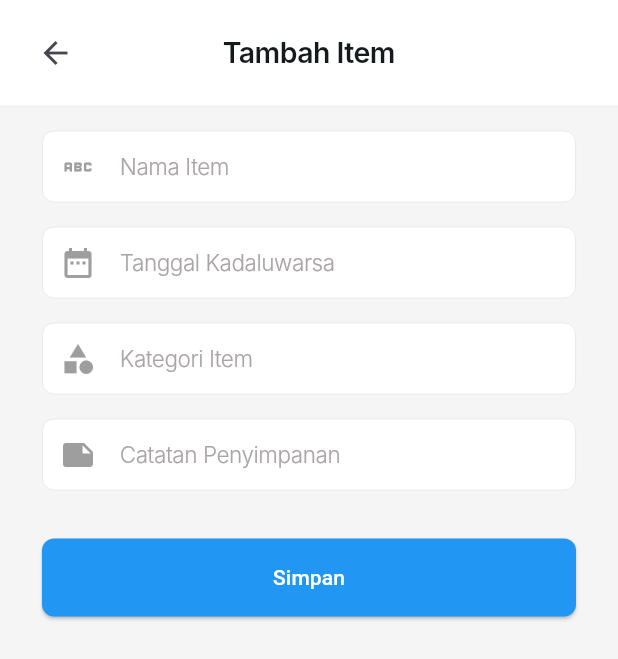
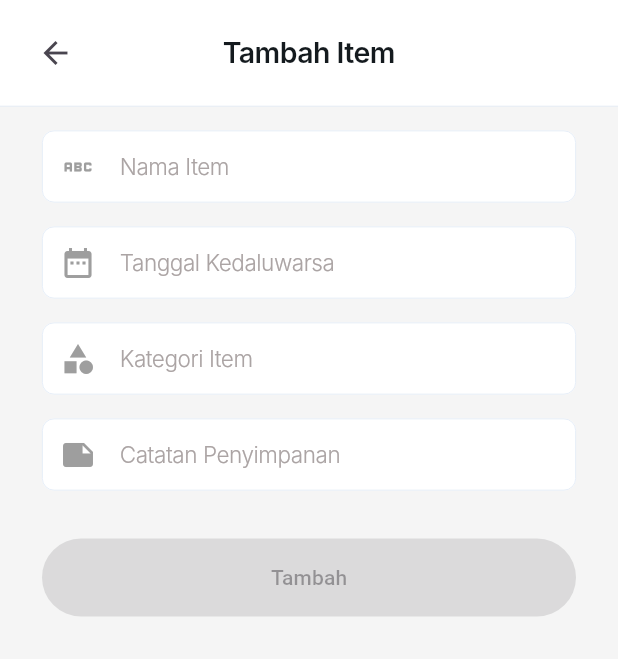
Before and after one commit to fres12/ExpTracker, a Flutter app: the TambahScreen screen opened by its route, on a phone screen of 412 x 824 dp. Shown: the top 659 px of the screen. Run offline on Flutter 3.47's test engine with Material 3 defaults, Android fonts, the phone set to English and light mode, and no system bars; our stand-ins replace get, iconsax_flutter; Roboto replaces fonts that are missing (Inter).

Commit message:
tambah+edit disable tombol (if empty) + Toast

```diff
--- a/lib/screen/tambah.dart
+++ b/lib/screen/tambah.dart
@@ -1,11 +1,42 @@
 import '../style/settings.dart';
 import 'package:flutter/material.dart';
 import '../style/app_style.dart';
+import 'list.dart';
 
-class TambahScreen extends StatelessWidget {
-  TambahScreen({super.key});
+class TambahScreen extends StatefulWidget {
+  @override
+  _TambahScreenState createState() => _TambahScreenState();
+}
 
+class _TambahScreenState extends State<TambahScreen> {
+  final TextEditingController _namaItemController = TextEditingController();
   final TextEditingController _dateController = TextEditingController();
+  final TextEditingController _kategoriItemController = TextEditingController();
+  bool _isButtonEnabled = false;
+
+  @override
+  void initState() {
+    super.initState();
+    _namaItemController.addListener(_validateFields);
+    _dateController.addListener(_validateFields);
+    _kategoriItemController.addListener(_validateFields);
+  }
+
+  void _validateFields() {
+    setState(() {
+      _isButtonEnabled = _namaItemController.text.isNotEmpty &&
+          _dateController.text.isNotEmpty &&
+          _kategoriItemController.text.isNotEmpty;
+    });
+  }
+
+  @override
+  void dispose() {
+    _namaItemController.dispose();
+    _dateController.dispose();
+    _kategoriItemController.dispose();
+    super.dispose();
+  }
 
   @override
   Widget build(BuildContext context) {
@@ -57,25 +88,27 @@ class TambahScreen extends StatelessWidget {
             children: [
               // Input Nama Item
               TextField(
+                controller: _namaItemController,
                 style: AppStyle.biasa,
                 decoration: InputDecoration(
                   labelStyle: AppStyle.subtitle,
                   filled: true,
                   fillColor: Colors.white,
                   labelText: 'Nama Item',
-                  border: OutlineInputBorder(
-                    borderSide: BorderSide(color: Colors.grey.shade300, width: 0.5),
-                    borderRadius: const BorderRadius.all(Radius.circular(8)),
+                  border: const OutlineInputBorder(
+                    borderSide: BorderSide(color: TColors.outline, width: 0.5),
+                    borderRadius: BorderRadius.all(Radius.circular(8)),
                   ),
                   focusedBorder: const OutlineInputBorder(
                     borderSide: BorderSide(color: Colors.blue, width: 1.5),
                     borderRadius: BorderRadius.all(Radius.circular(8)),
                   ),
-                  enabledBorder: OutlineInputBorder(
-                    borderSide: BorderSide(color: Colors.grey.shade300, width: 0.5),
-                    borderRadius: const BorderRadius.all(Radius.circular(8)),
+                  enabledBorder: const OutlineInputBorder(
+                    borderSide: BorderSide(color: TColors.outline, width: 0.5),
+                    borderRadius: BorderRadius.all(Radius.circular(8)),
                   ),
-                  contentPadding: const EdgeInsets.symmetric(vertical: 12, horizontal: 16),
+                  contentPadding:
+                      const EdgeInsets.symmetric(vertical: 12, horizontal: 16),
                   prefixIcon: Icon(Icons.abc, color: Colors.grey.shade500),
                 ),
               ),
@@ -90,21 +123,23 @@ class TambahScreen extends StatelessWidget {
                   labelStyle: AppStyle.subtitle,
                   filled: true,
                   fillColor: Colors.white,
-                  labelText: 'Tanggal Kadaluwarsa',
-                  border: OutlineInputBorder(
-                    borderSide: BorderSide(color: Colors.grey.shade300, width: 0.5),
-                    borderRadius: const BorderRadius.all(Radius.circular(8)),
+                  labelText: 'Tanggal Kedaluwarsa',
+                  border: const OutlineInputBorder(
+                    borderSide: BorderSide(color: TColors.outline, width: 0.5),
+                    borderRadius: BorderRadius.all(Radius.circular(8)),
                   ),
                   focusedBorder: const OutlineInputBorder(
                     borderSide: BorderSide(color: Colors.blue, width: 1.5),
                     borderRadius: BorderRadius.all(Radius.circular(8)),
                   ),
-                  enabledBorder: OutlineInputBorder(
-                    borderSide: BorderSide(color: Colors.grey.shade300, width: 0.5),
-                    borderRadius: const BorderRadius.all(Radius.circular(8)),
+                  enabledBorder: const OutlineInputBorder(
+                    borderSide: BorderSide(color: TColors.outline, width: 0.5),
+                    borderRadius: BorderRadius.all(Radius.circular(8)),
                   ),
-                  contentPadding: const EdgeInsets.symmetric(vertical: 12, horizontal: 16),
-                  prefixIcon: Icon(Icons.date_range, color: Colors.grey.shade500),
+                  contentPadding:
+                      const EdgeInsets.symmetric(vertical: 12, horizontal: 16),
+                  prefixIcon:
+                      Icon(Icons.date_range, color: Colors.grey.shade500),
                 ),
                 onTap: () async {
                   DateTime? pickedDate = await showDatePicker(
@@ -123,25 +158,27 @@ class TambahScreen extends StatelessWidget {
 
               // Input Kategori Item
               TextField(
+                controller: _kategoriItemController,
                 style: AppStyle.biasa,
                 decoration: InputDecoration(
                   labelStyle: AppStyle.subtitle,
                   filled: true,
                   fillColor: Colors.white,
                   labelText: 'Kategori Item',
-                  border: OutlineInputBorder(
-                    borderSide: BorderSide(color: Colors.grey.shade300, width: 0.5),
-                    borderRadius: const BorderRadius.all(Radius.circular(8)),
+                  border: const OutlineInputBorder(
+                    borderSide: BorderSide(color: TColors.outline, width: 0.5),
+                    borderRadius: BorderRadius.all(Radius.circular(8)),
                   ),
                   focusedBorder: const OutlineInputBorder(
                     borderSide: BorderSide(color: Colors.blue, width: 1.5),
                     borderRadius: BorderRadius.all(Radius.circular(8)),
                   ),
-                  enabledBorder: OutlineInputBorder(
-                    borderSide: BorderSide(color: Colors.grey.shade300, width: 0.5),
-                    borderRadius: const BorderRadius.all(Radius.circular(8)),
+                  enabledBorder: const OutlineInputBorder(
+                    borderSide: BorderSide(color: TColors.outline, width: 0.5),
+                    borderRadius: BorderRadius.all(Radius.circular(8)),
                   ),
-                  contentPadding: const EdgeInsets.symmetric(vertical: 12, horizontal: 16),
+                  contentPadding:
+                      const EdgeInsets.symmetric(vertical: 12, horizontal: 16),
                   prefixIcon: Icon(Icons.category, color: Colors.grey.shade500),
                 ),
               ),
@@ -155,19 +192,20 @@ class TambahScreen extends StatelessWidget {
                   filled: true,
                   fillColor: Colors.white,
                   labelText: 'Catatan Penyimpanan',
-                  border: OutlineInputBorder(
-                    borderSide: BorderSide(color: Colors.grey.shade300, width: 0.5),
-                    borderRadius: const BorderRadius.all(Radius.circular(8)),
+                  border: const OutlineInputBorder(
+                    borderSide: BorderSide(color: TColors.outline, width: 0.5),
+                    borderRadius: BorderRadius.all(Radius.circular(8)),
                   ),
                   focusedBorder: const OutlineInputBorder(
                     borderSide: BorderSide(color: Colors.blue, width: 1.5),
                     borderRadius: BorderRadius.all(Radius.circular(8)),
                   ),
-                  enabledBorder: OutlineInputBorder(
-                    borderSide: BorderSide(color: Colors.grey.shade300, width: 0.5),
-                    borderRadius: const BorderRadius.all(Radius.circular(8)),
+                  enabledBorder: const OutlineInputBorder(
+                    borderSide: BorderSide(color: TColors.outline, width: 0.5),
+                    borderRadius: BorderRadius.all(Radius.circular(8)),
                   ),
-                  contentPadding: const EdgeInsets.symmetric(vertical: 12, horizontal: 16),
+                  contentPadding:
+                      const EdgeInsets.symmetric(vertical: 12, horizontal: 16),
                   prefixIcon: Icon(Icons.note, color: Colors.grey.shade500),
                 ),
               ),
@@ -177,19 +215,22 @@ class TambahScreen extends StatelessWidget {
               SizedBox(
                 width: double.infinity,
                 child: ElevatedButton(
-                  onPressed: () {
-                    // Aksi tombol
-                    print('Tanggal yang dipilih: ${_dateController.text}');
-                  },
+                  onPressed: _isButtonEnabled
+                      ? () {
+                          //KODE tambah di sini nanti
+                          Navigator.pop(context);
+                          ScaffoldMessenger.of(context)
+                              .showSnackBar(const SnackBar(
+                            content: Text("Berhasil ditambahkan."),
+                          ));
+                        }
+                      : null,
                   style: ElevatedButton.styleFrom(
-                    backgroundColor: Colors.blue, // Warna biru
-                    foregroundColor: Colors.white, // Warna teks
-                    padding: const EdgeInsets.symmetric(vertical: 16), // Padding tombol
-                    shape: RoundedRectangleBorder(
-                      borderRadius: BorderRadius.circular(8), // Sudut membulat
-                    ),
+                    backgroundColor: TColors.primary,
+                    foregroundColor: Colors.white,
+                    padding: const EdgeInsets.symmetric(vertical: 16),
                   ),
-                  child: const Text('Simpan'),
+                  child: const Text('Tambah'),
                 ),
               ),
             ],
```
Also changed, not shown: lib/screen/edit.dart (+84 -42 lines).
